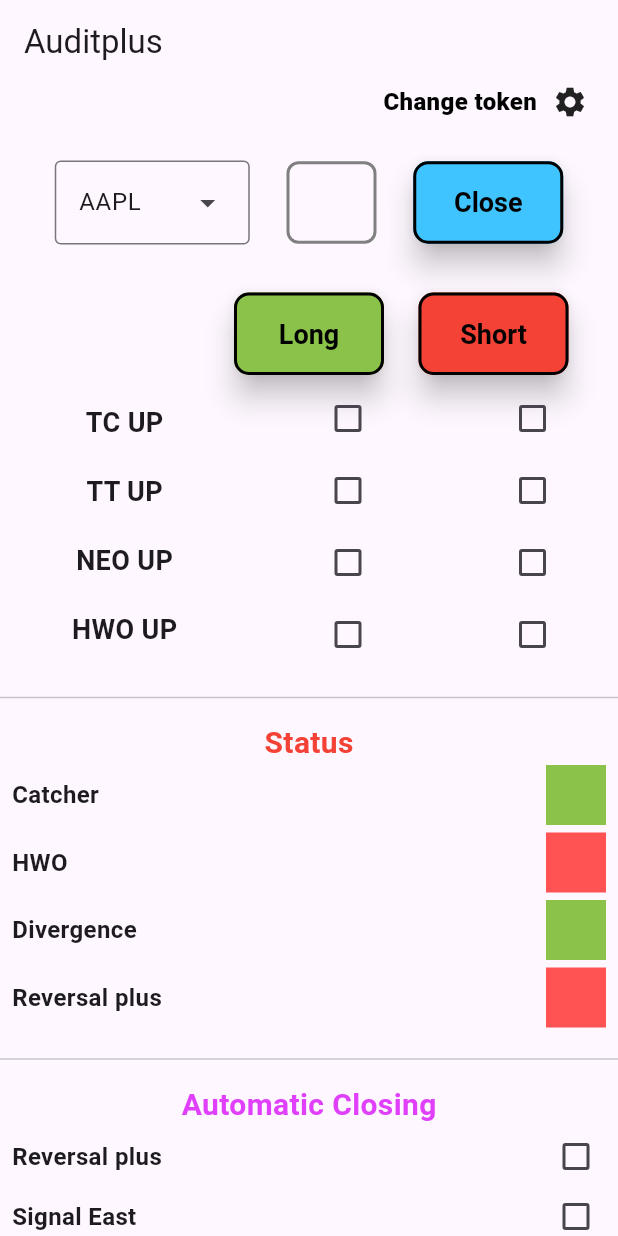
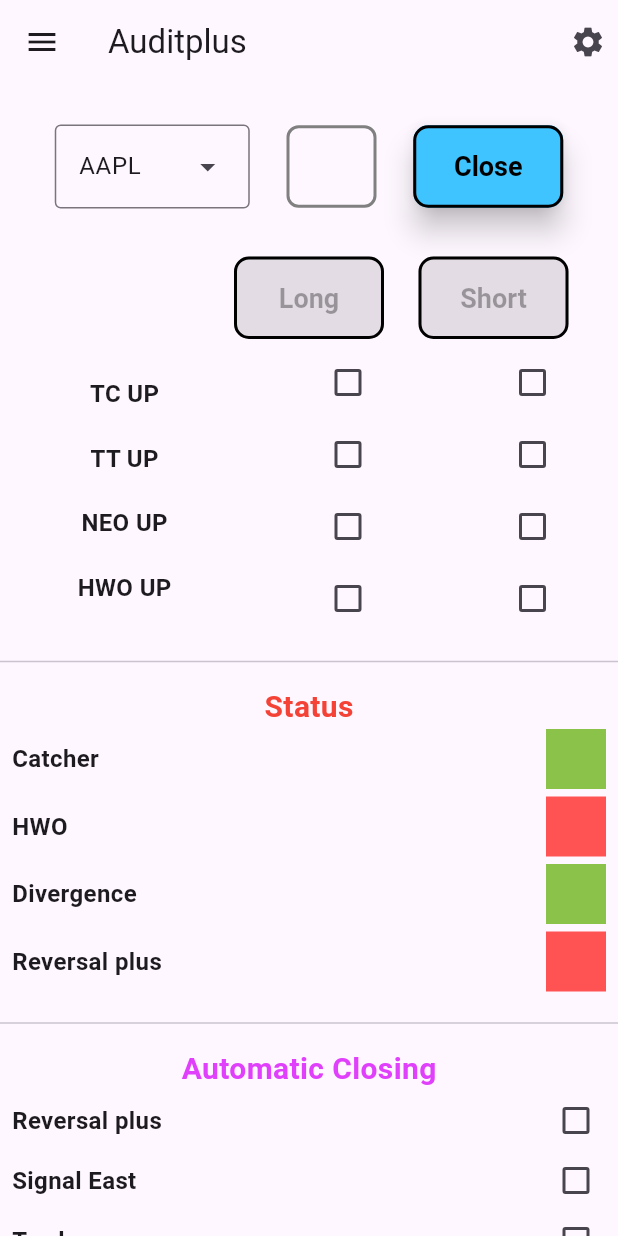
Before and after one commit to Sanjaipaulraj/trading_app, a Flutter app: the screen it shows after launch, on a phone screen of 412 x 824 dp. Run offline on Flutter 3.47's test engine with Material 3 defaults, Android fonts, the phone set to English and light mode, and no system bars; drawn by our look-alikes of toastification; our stand-ins replace dio, shared_preferences.

Commit message:
app bar updated

```diff
--- /dev/null
+++ b/lib/checked_box_provider.dart
@@ -0,0 +1,46 @@
+import 'package:flutter/material.dart';
+
+class CheckedBox extends ChangeNotifier {
+  bool isLongTcChecked = false;
+  bool isLongTtChecked = false;
+  bool isLongNeoChecked = false;
+  bool isLongHwoChecked = false;
+  bool isShortTcChecked = false;
+  bool isShortTtChecked = false;
+  bool isShortNeoChecked = false;
+  bool isShortHwoChecked = false;
+
+  bool get isLongAllChecked => isLongTcChecked && isLongTtChecked && isLongNeoChecked && isLongHwoChecked;
+
+  bool get isShortAllChecked => isShortTcChecked && isShortTtChecked && isShortNeoChecked && isShortHwoChecked;
+
+  void changeValue(String field) {
+    switch (field) {
+      case 'LongTcChecked':
+        isLongTcChecked = !isLongTcChecked;
+        break;
+      case 'LongTtChecked':
+        isLongTtChecked = !isLongTtChecked;
+        break;
+      case 'LongNeoChecked':
+        isLongNeoChecked = !isLongNeoChecked;
+        break;
+      case 'LongHwoChecked':
+        isLongHwoChecked = !isLongHwoChecked;
+        break;
+      case 'ShortTcChecked':
+        isShortTcChecked = !isShortTcChecked;
+        break;
+      case 'ShortTtChecked':
+        isShortTtChecked = !isShortTtChecked;
+        break;
+      case 'ShortNeoChecked':
+        isShortNeoChecked = !isShortNeoChecked;
+        break;
+      case 'ShortHwoChecked':
+        isShortHwoChecked = !isShortHwoChecked;
+        break;
+    }
+    notifyListeners();
+  }
+}
--- a/lib/pages/home_screen.dart
+++ b/lib/pages/home_screen.dart
@@ -166,7 +166,45 @@ class HomeScreenState extends State<HomeScreen> {
   @override
   Widget build(BuildContext context) {
     return Scaffold(
-      appBar: AppBar(title: Text('Auditplus')),
+      appBar: AppBar(
+        actions: <Widget>[
+          GestureDetector(
+            onTap: () => showDialog<String>(
+              context: context,
+              builder: (BuildContext context) => Dialog(
+                child: Padding(
+                  padding: const EdgeInsets.all(8.0),
+                  child: Column(
+                    mainAxisSize: MainAxisSize.min,
+                    mainAxisAlignment: MainAxisAlignment.center,
+                    children: <Widget>[
+                      const Text('Enter the token'),
+                      const SizedBox(height: 15),
+                      TextField(
+                        keyboardType: TextInputType.text,
+                        autofocus: true,
+                        controller: _tokenController,
+                        decoration: InputDecoration(border: OutlineInputBorder(), labelText: 'Token'),
+                      ),
+                      TextButton(
+                        onPressed: () {
+                          String enteredToken = _tokenController.text;
+                          Provider.of<Mytoken>(context, listen: false).setToken(enteredToken);
+                          Navigator.pop(context);
+                        },
+                        child: const Text('Submit'),
+                      ),
+                    ],
+                  ),
+                ),
+              ),
+            ),
+            child: Padding(padding: const EdgeInsets.all(8.0), child: Icon(Icons.settings)),
+          ),
+        ],
+        leading: Icon(Icons.menu),
+        title: Text('Auditplus'),
+      ),
       body: Shortcuts(
         shortcuts: {
           LogicalKeySet(LogicalKeyboardKey.keyL, LogicalKeyboardKey.control): const LongIntent(),
@@ -198,50 +236,6 @@ class HomeScreenState extends State<HomeScreen> {
             child: Column(
               mainAxisAlignment: MainAxisAlignment.start,
               children: [
-                GestureDetector(
-                  onTap: () => showDialog<String>(
-                    context: context,
-                    builder: (BuildContext context) => Dialog(
-                      child: Padding(
-                        padding: const EdgeInsets.all(8.0),
-                        child: Column(
-                          mainAxisSize: MainAxisSize.min,
-                          mainAxisAlignment: MainAxisAlignment.center,
-                          children: <Widget>[
-                            const Text('Enter the token'),
-                            const SizedBox(height: 15),
-                            TextField(
-                              keyboardType: TextInputType.text,
-                              autofocus: true,
-                              controller: _tokenController,
-                              decoration: InputDecoration(border: OutlineInputBorder(), labelText: 'Token'),
-                            ),
-                            TextButton(
-                              onPressed: () {
-                                String enteredToken = _tokenController.text;
-                                Provider.of<Mytoken>(context, listen: false).setToken(enteredToken);
-                                Navigator.pop(context);
-                              },
-                              child: const Text('Submit'),
-                            ),
-                          ],
-                        ),
-                      ),
-                    ),
-                  ),
-                  child: Row(
-                    spacing: 10,
-                    mainAxisAlignment: MainAxisAlignment.end,
-                    children: [
-                      Text(
-                        "Change token",
-                        style: TextStyle(fontWeight: FontWeight.w900, color: Colors.black, fontSize: 16),
-                      ),
-                      Icon(Icons.settings),
-                      SizedBox(width: 10),
-                    ],
-                  ),
-                ),
                 SizedBox(height: 15),
                 Padding(
                   padding: const EdgeInsets.all(12.0),
--- a/lib/sections/conditon_title_section.dart
+++ b/lib/sections/conditon_title_section.dart
@@ -14,7 +14,7 @@ class ConditonTitleSection extends StatelessWidget {
           child: Text(
             'TC UP',
             textAlign: TextAlign.end,
-            style: TextStyle(fontSize: 18, fontWeight: FontWeight.w600),
+            style: TextStyle(fontSize: 16, fontWeight: FontWeight.w600),
           ),
         ),
         Padding(
@@ -22,7 +22,7 @@ class ConditonTitleSection extends StatelessWidget {
           child: Text(
             'TT UP',
             textAlign: TextAlign.end,
-            style: TextStyle(fontSize: 18, fontWeight: FontWeight.w600),
+            style: TextStyle(fontSize: 16, fontWeight: FontWeight.w600),
           ),
         ),
         Padding(
@@ -30,7 +30,7 @@ class ConditonTitleSection extends StatelessWidget {
           child: Text(
             'NEO UP',
             textAlign: TextAlign.end,
-            style: TextStyle(fontSize: 18, fontWeight: FontWeight.w600),
+            style: TextStyle(fontSize: 16, fontWeight: FontWeight.w600),
           ),
         ),
         Padding(
@@ -38,7 +38,7 @@ class ConditonTitleSection extends StatelessWidget {
           child: Text(
             'HWO UP',
             textAlign: TextAlign.end,
-            style: TextStyle(fontSize: 18, fontWeight: FontWeight.w600),
+            style: TextStyle(fontSize: 16, fontWeight: FontWeight.w600),
           ),
         ),
       ],
--- a/lib/sections/long_button_section.dart
+++ b/lib/sections/long_button_section.dart
@@ -1,6 +1,7 @@
 import 'package:flutter/material.dart';
 import 'package:toastification/toastification.dart';
 import 'package:provider/provider.dart';
+import 'package:trading_app/checked_box_provider.dart';
 import 'package:trading_app/intent.dart';
 import 'package:trading_app/token_provider.dart';
 
@@ -12,20 +13,10 @@ class LongButtonSection extends StatefulWidget {
 }
 
 class _LongButtonSectionState extends State<LongButtonSection> {
-  bool _isTcChecked = false;
-  bool _isTtChecked = false;
-  bool _isNeoChecked = false;
-  bool _isHwoChecked = false;
-
-  @override
-  void initState() {
-    super.initState();
-  }
-
   @override
   Widget build(BuildContext context) {
-    return Consumer<Mytoken>(
-      builder: (context, myToken, child) {
+    return Consumer2<Mytoken, CheckedBox>(
+      builder: (context, myToken, checkedBox, child) {
         return Column(
           mainAxisAlignment: MainAxisAlignment.end,
           crossAxisAlignment: CrossAxisAlignment.end,
@@ -39,15 +30,12 @@ class _LongButtonSectionState extends State<LongButtonSection> {
                 ),
                 elevation: 8.0,
                 foregroundColor: Colors.black,
-                backgroundColor: Colors.lightGreen,
-                textStyle: TextStyle(
-                  inherit: true, // Ensure both styles have the same inherit value
-                  fontSize: 18,
-                  fontWeight: FontWeight.bold,
-                ),
+                backgroundColor: checkedBox.isLongAllChecked ? Colors.lightGreen : Colors.grey,
+                textStyle: TextStyle(inherit: true, fontSize: 18, fontWeight: FontWeight.bold),
                 padding: EdgeInsets.symmetric(horizontal: 20, vertical: 15),
               ),
-              onPressed: () {
+              onPressed: checkedBox.isLongAllChecked
+                  ? () {
                       final token = Provider.of<Mytoken>(context, listen: false).token;
                       if (token != null) {
                         Actions.invoke(context, const LongIntent());
@@ -55,7 +43,7 @@ class _LongButtonSectionState extends State<LongButtonSection> {
                           backgroundColor: Color.fromRGBO(199, 226, 201, 1),
                           context: context,
                           title: const Text('Success!'),
-                    description: const Text('Your value submited successfully'),
+                          description: const Text('Your value submitted successfully'),
                           type: ToastificationType.success,
                           alignment: Alignment.center,
                           autoCloseDuration: const Duration(seconds: 2),
@@ -71,73 +59,51 @@ class _LongButtonSectionState extends State<LongButtonSection> {
                           autoCloseDuration: const Duration(seconds: 2),
                         );
                       }
-              },
+                    }
+                  : null,
               child: Text('Long'),
             ),
             SizedBox(height: 5),
-            Row(
+            _buildCheckboxRow('LongTcChecked', checkedBox),
+            _buildCheckboxRow('LongTtChecked', checkedBox),
+            _buildCheckboxRow('LongNeoChecked', checkedBox),
+            _buildCheckboxRow('LongHwoChecked', checkedBox),
+          ],
+        );
+      },
+    );
+  }
+
+  Widget _buildCheckboxRow(String checkboxField, CheckedBox checkedBox) {
+    return Row(
       mainAxisAlignment: MainAxisAlignment.end,
       children: [
         Checkbox(
-                  value: _isTcChecked,
+          value: _getCheckboxValue(checkboxField, checkedBox),
           onChanged: (bool? newValue) {
             setState(() {
-                      _isTcChecked = newValue!;
+              checkedBox.changeValue(checkboxField);
             });
           },
           activeColor: Colors.green,
           checkColor: Colors.white,
         ),
       ],
-            ),
-            Row(
-              mainAxisAlignment: MainAxisAlignment.end,
-              children: [
-                Checkbox(
-                  value: _isTtChecked,
-                  onChanged: (bool? newValue) {
-                    setState(() {
-                      _isTtChecked = newValue!;
-                    });
-                  },
-                  activeColor: Colors.green,
-                  checkColor: Colors.white,
-                ),
-              ],
-            ),
-            Row(
-              mainAxisAlignment: MainAxisAlignment.end,
-              children: [
-                Checkbox(
-                  value: _isNeoChecked,
-                  onChanged: (bool? newValue) {
-                    setState(() {
-                      _isNeoChecked = newValue!;
-                    });
-                  },
-                  activeColor: Colors.green,
-                  checkColor: Colors.white,
-                ),
-              ],
-            ),
-            Row(
-              mainAxisAlignment: MainAxisAlignment.end,
-              children: [
-                Checkbox(
-                  value: _isHwoChecked,
-                  onChanged: (bool? newValue) {
-                    setState(() {
-                      _isHwoChecked = newValue!;
-                    });
-                  },
-                  activeColor: Colors.green,
-                  checkColor: Colors.white,
-                ),
-              ],
-            ),
-          ],
-        );
-      },
     );
   }
+
+  bool _getCheckboxValue(String checkboxField, CheckedBox checkedBox) {
+    switch (checkboxField) {
+      case 'LongTcChecked':
+        return checkedBox.isLongTcChecked;
+      case 'LongTtChecked':
+        return checkedBox.isLongTtChecked;
+      case 'LongNeoChecked':
+        return checkedBox.isLongNeoChecked;
+      case 'LongHwoChecked':
+        return checkedBox.isLongHwoChecked;
+      default:
+        return false;
     }
+  }
+}
--- a/lib/sections/short_button_section.dart
+++ b/lib/sections/short_button_section.dart
@@ -1,6 +1,7 @@
 import 'package:flutter/material.dart';
 import 'package:provider/provider.dart';
 import 'package:toastification/toastification.dart';
+import 'package:trading_app/checked_box_provider.dart';
 import 'package:trading_app/intent.dart';
 import 'package:trading_app/token_provider.dart';
 
@@ -12,11 +13,6 @@ class ShortButtonSection extends StatefulWidget {
 }
 
 class _ShortButtonSectionState extends State<ShortButtonSection> {
-  bool _isTcChecked = false;
-  bool _isTtChecked = false;
-  bool _isNeoChecked = false;
-  bool _isHwoChecked = false;
-
   @override
   void initState() {
     super.initState();
@@ -24,8 +20,8 @@ class _ShortButtonSectionState extends State<ShortButtonSection> {
 
   @override
   Widget build(BuildContext context) {
-    return Consumer<Mytoken>(
-      builder: (context, myToken, child) {
+    return Consumer2<Mytoken, CheckedBox>(
+      builder: (context, myToken, checkedBox, child) {
         return Column(
           mainAxisAlignment: MainAxisAlignment.end,
           crossAxisAlignment: CrossAxisAlignment.end,
@@ -33,7 +29,7 @@ class _ShortButtonSectionState extends State<ShortButtonSection> {
             ElevatedButton(
               style: ElevatedButton.styleFrom(
                 fixedSize: Size(100, 55),
-                backgroundColor: Colors.red,
+                backgroundColor: checkedBox.isShortAllChecked ? Colors.red : Colors.grey,
                 shape: RoundedRectangleBorder(
                   borderRadius: BorderRadius.circular(10),
                   side: BorderSide(color: Colors.black, width: 2),
@@ -43,7 +39,8 @@ class _ShortButtonSectionState extends State<ShortButtonSection> {
                 textStyle: TextStyle(fontSize: 18, fontWeight: FontWeight.bold),
                 padding: EdgeInsets.symmetric(horizontal: 20, vertical: 15),
               ),
-              onPressed: () {
+              onPressed: checkedBox.isShortAllChecked
+                  ? () {
                       final token = Provider.of<Mytoken>(context, listen: false).token;
                       if (token != null) {
                         Actions.invoke(context, const ShortIntent());
@@ -67,73 +64,51 @@ class _ShortButtonSectionState extends State<ShortButtonSection> {
                           autoCloseDuration: const Duration(seconds: 2),
                         );
                       }
-              },
+                    }
+                  : null,
               child: Text('Short'),
             ),
             SizedBox(height: 5),
-            Row(
+            _buildCheckboxRow('ShortTcChecked', checkedBox),
+            _buildCheckboxRow('ShortTtChecked', checkedBox),
+            _buildCheckboxRow('ShortNeoChecked', checkedBox),
+            _buildCheckboxRow('ShortHwoChecked', checkedBox),
+          ],
+        );
+      },
+    );
+  }
+
+  Widget _buildCheckboxRow(String checkboxField, CheckedBox checkedBox) {
+    return Row(
       mainAxisAlignment: MainAxisAlignment.end,
       children: [
         Checkbox(
-                  value: _isTcChecked,
+          value: _getCheckboxValue(checkboxField, checkedBox),
           onChanged: (bool? newValue) {
             setState(() {
-                      _isTcChecked = newValue!;
+              checkedBox.changeValue(checkboxField);
             });
           },
           activeColor: Colors.green,
           checkColor: Colors.white,
         ),
       ],
-            ),
-            Row(
-              mainAxisAlignment: MainAxisAlignment.end,
-              children: [
-                Checkbox(
-                  value: _isTtChecked,
-                  onChanged: (bool? newValue) {
-                    setState(() {
-                      _isTtChecked = newValue!;
-                    });
-                  },
-                  activeColor: Colors.green,
-                  checkColor: Colors.white,
-                ),
-              ],
-            ),
-            Row(
-              mainAxisAlignment: MainAxisAlignment.end,
-              children: [
-                Checkbox(
-                  value: _isNeoChecked,
-                  onChanged: (bool? newValue) {
-                    setState(() {
-                      _isNeoChecked = newValue!;
-                    });
-                  },
-                  activeColor: Colors.green,
-                  checkColor: Colors.white,
-                ),
-              ],
-            ),
-            Row(
-              mainAxisAlignment: MainAxisAlignment.end,
-              children: [
-                Checkbox(
-                  value: _isHwoChecked,
-                  onChanged: (bool? newValue) {
-                    setState(() {
-                      _isHwoChecked = newValue!;
-                    });
-                  },
-                  activeColor: Colors.green,
-                  checkColor: Colors.white,
-                ),
-              ],
-            ),
-          ],
-        );
-      },
     );
   }
+
+  bool _getCheckboxValue(String checkboxField, CheckedBox checkedBox) {
+    switch (checkboxField) {
+      case 'ShortTcChecked':
+        return checkedBox.isShortTcChecked;
+      case 'ShortTtChecked':
+        return checkedBox.isShortTtChecked;
+      case 'ShortNeoChecked':
+        return checkedBox.isShortNeoChecked;
+      case 'ShortHwoChecked':
+        return checkedBox.isShortHwoChecked;
+      default:
+        return false;
     }
+  }
+}
```
Also changed, not shown: lib/main.dart (+8 -1 lines). Lines whose indentation alone changed are shown as unchanged.
